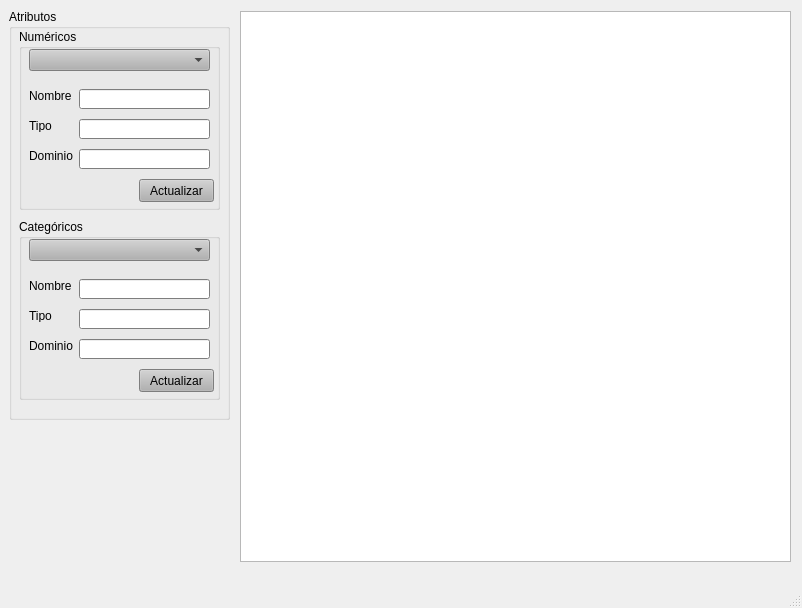
Old version of the form main_window_ui.ui in the repository AdrianPrietoLozano/proyecto_mineria.
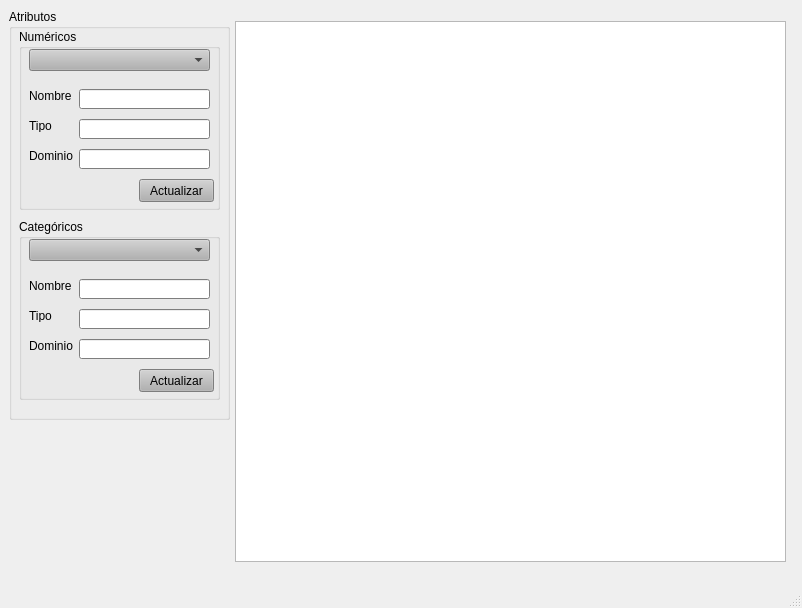
New version of the form.

Commit message: Se cambió el QTableWidget por un QTableView con un TableModel para que la carga de los datos sea mas rápida

```diff
--- a/main_window_ui.ui
+++ b/main_window_ui.ui
@@ -679,18 +679,15 @@
      </widget>
     </widget>
    </widget>
-   <widget class="QTableWidget" name="tabla">
+   <widget class="QTableView" name="tabla">
     <property name="geometry">
      <rect>
-      <x>240</x>
-      <y>11</y>
+      <x>235</x>
+      <y>21</y>
       <width>551</width>
-      <height>551</height>
+      <height>541</height>
      </rect>
     </property>
-    <property name="sortingEnabled">
-     <bool>false</bool>
-    </property>
    </widget>
   </widget>
   <widget class="QMenuBar" name="menubar">
```
The commit also changes 5 other files.
